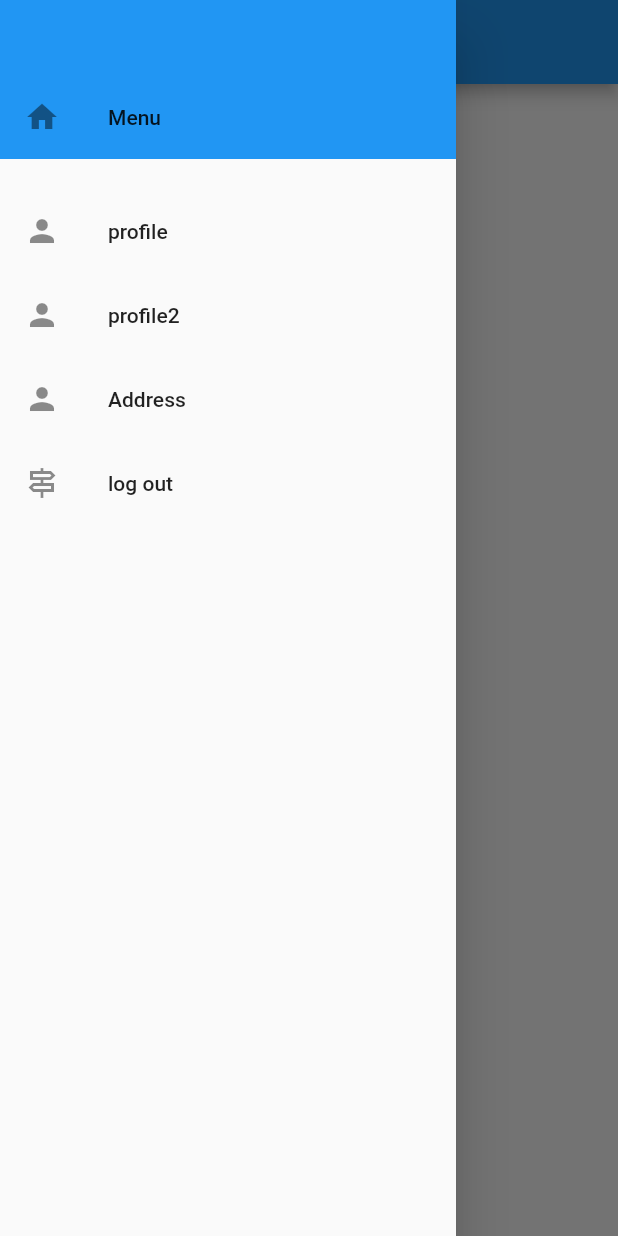
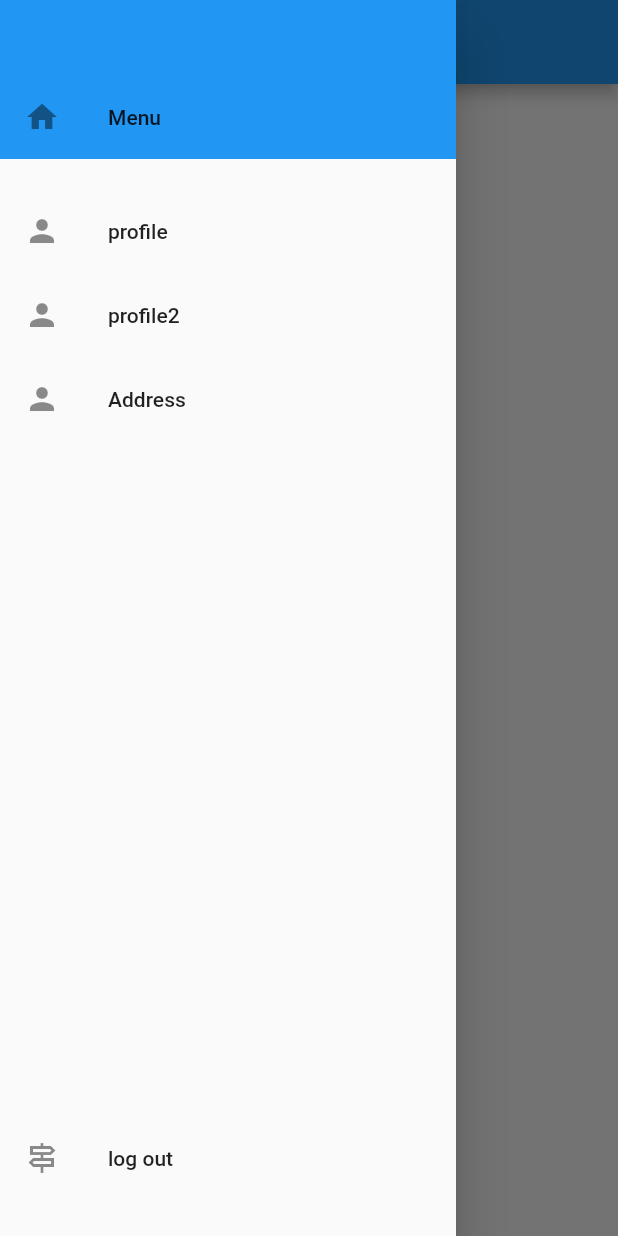
Before and after one commit to Znassir/map1, a Flutter app: the Address screen opened directly, with the side drawer open, on a phone screen of 412 x 824 dp. Run offline on Flutter 3.47's test engine with Material 2 defaults, Android fonts, the phone set to English and light mode, and no system bars.

Commit message:
reset main2

```diff
--- a/lib/Address.dart
+++ b/lib/Address.dart
@@ -68,6 +68,10 @@ class Address extends StatelessWidget {
                           MaterialPageRoute(
                               builder: (context) => const Address()));
                     }),
+                const SizedBox(
+                  width: 450,
+                  height: 450,
+                ),
                 ListTile(
                     title: const Text("log out"),
                     leading: const Icon(Icons.signpost_outlined),
--- a/lib/main.dart
+++ b/lib/main.dart
@@ -97,6 +97,10 @@ class HomeScreen extends StatelessWidget {
                           MaterialPageRoute(
                               builder: (context) => const Address()));
                     }),
+                const SizedBox(
+                  width: 450,
+                  height: 450,
+                ),
                 ListTile(
                     title: const Text("log out"),
                     leading: const Icon(Icons.signpost_outlined),
--- a/lib/maindart2.dart
+++ b/lib/maindart2.dart
@@ -68,6 +68,10 @@ class Page2 extends StatelessWidget {
                           MaterialPageRoute(
                               builder: (context) => const Address()));
                     }),
+                const SizedBox(
+                  width: 450,
+                  height: 450,
+                ),
                 ListTile(
                     title: const Text("log out"),
                     leading: const Icon(Icons.signpost_outlined),
```
